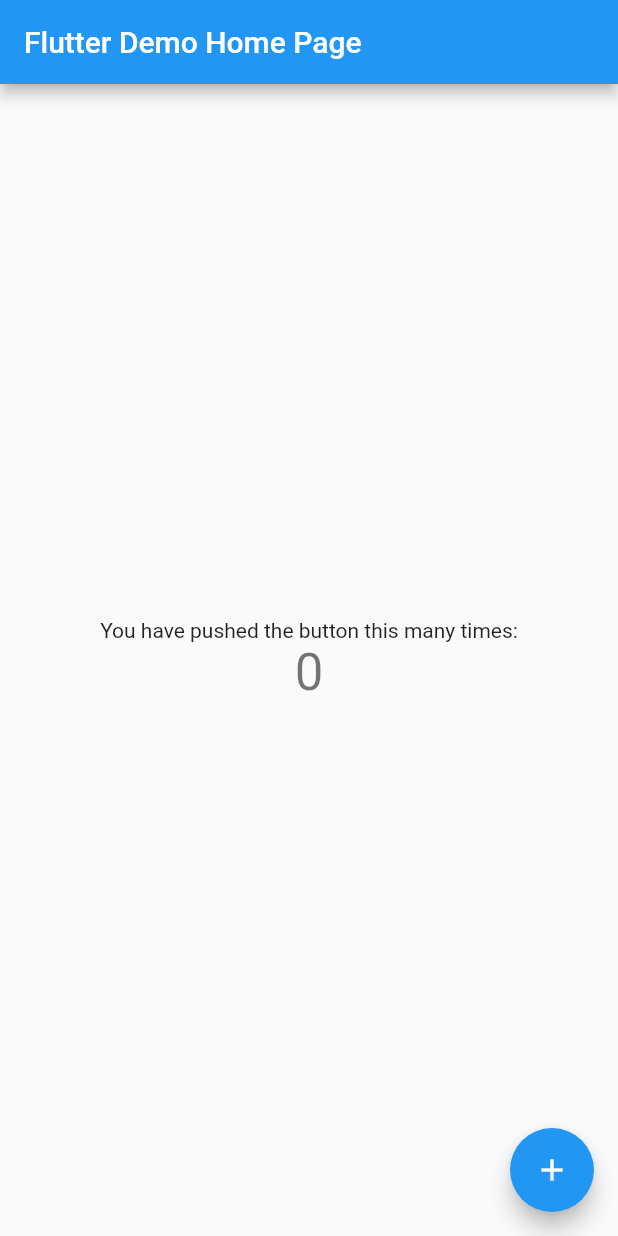
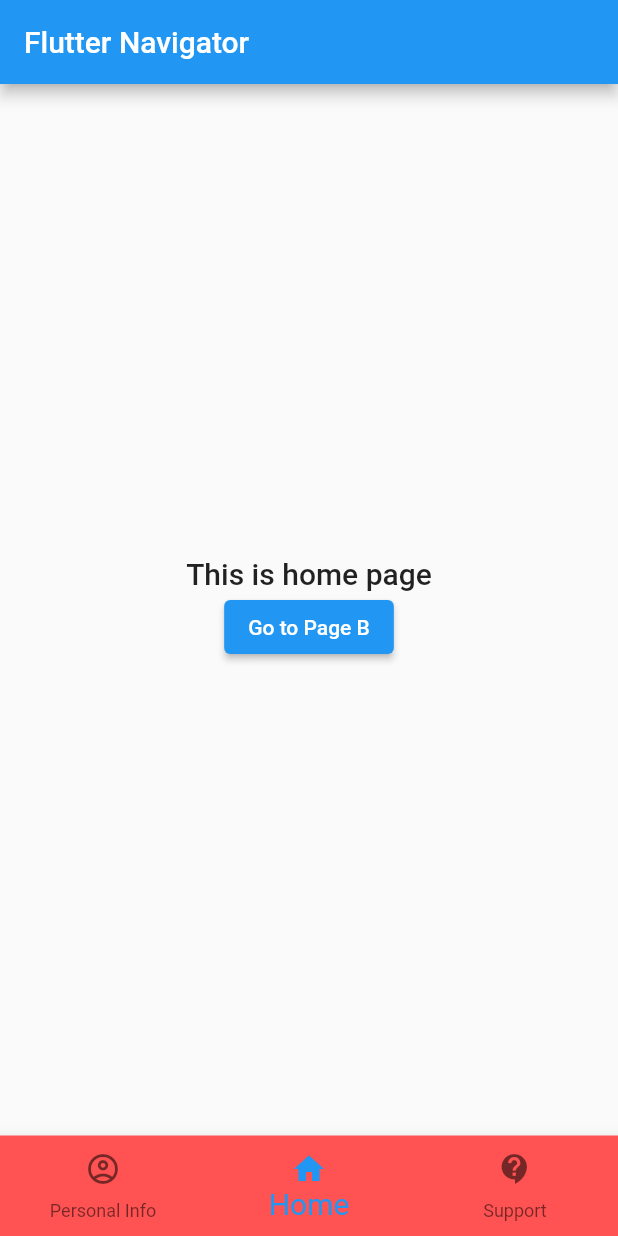
Before and after one commit to JmePaz/Flutter-Learn-Navigation, a Flutter app: the screen it shows after launch, on a phone screen of 412 x 824 dp. Run offline on Flutter 3.47's test engine with Material 2 defaults, Android fonts, the phone set to English and light mode, and no system bars.

Commit message:
Add navigation bar and other routes

```diff
--- /dev/null
+++ b/flutter_navigation_app/flutter_learn_navigation/lib/bottomNavBar.dart
@@ -0,0 +1,51 @@
+import 'package:flutter/cupertino.dart';
+import 'package:flutter/material.dart';
+
+class MyNavBar extends StatefulWidget {
+  const MyNavBar({super.key});
+
+  @override
+  State<MyNavBar> createState() => _MyNavBarState();
+}
+
+class _MyNavBarState extends State<MyNavBar> {
+  int _selectedIndex = 1;
+  void _onTapItem(int index) {
+    //set index
+    setState(() {
+      _selectedIndex = index;
+    });
+
+    //set router
+    String routeName = '/';
+    switch (_selectedIndex) {
+      case 0:
+        routeName = '/B';
+        break;
+      case 1:
+        routeName = '/';
+        break;
+      case 2:
+        routeName = '/C';
+        break;
+    }
+    Navigator.pushNamed(context, routeName);
+  }
+
+  @override
+  Widget build(BuildContext context) {
+    return BottomNavigationBar(
+        backgroundColor: Colors.redAccent,
+        selectedFontSize: 20,
+        items: const <BottomNavigationBarItem>[
+          BottomNavigationBarItem(
+              icon: Icon(Icons.account_circle_outlined),
+              label: 'Personal Info'),
+          BottomNavigationBarItem(icon: Icon(Icons.home), label: 'Home'),
+          BottomNavigationBarItem(
+              icon: Icon(Icons.contact_support), label: 'Support')
+        ],
+        currentIndex: _selectedIndex,
+        onTap: _onTapItem);
+  }
+}
--- a/flutter_navigation_app/flutter_learn_navigation/lib/main.dart
+++ b/flutter_navigation_app/flutter_learn_navigation/lib/main.dart
@@ -1,17 +1,23 @@
 import 'package:flutter/material.dart';
+import 'package:flutter_learn_navigation/pageB.dart';
+import 'package:flutter_learn_navigation/pageC.dart';
+import 'package:flutter_learn_navigation/pageD.dart';
+import 'package:flutter_learn_navigation/bottomNavBar.dart';
 
 void main() {
   runApp(const MyApp());
 }
 
 class MyApp extends StatelessWidget {
+  static const String title = 'Flutter Navigator';
+  static const Widget navBar = MyNavBar();
   const MyApp({super.key});
 
   // This widget is the root of your application.
   @override
   Widget build(BuildContext context) {
     return MaterialApp(
-      title: 'Flutter Demo',
+        title: MyApp.title,
         theme: ThemeData(
           // This is the theme of your application.
           //
@@ -24,8 +30,13 @@ class MyApp extends StatelessWidget {
           // is not restarted.
           primarySwatch: Colors.blue,
         ),
-      home: const MyHomePage(title: 'Flutter Demo Home Page'),
-    );
+        initialRoute: '/',
+        routes: {
+          '/': (context) => const MyHomePage(title: MyApp.title),
+          '/B': (context) => const PageB(),
+          '/C': (context) => const PageC(),
+          '/D': (context) => const PageD(),
+        });
   }
 }
 
@@ -48,17 +59,23 @@ class MyHomePage extends StatefulWidget {
 }
 
 class _MyHomePageState extends State<MyHomePage> {
-  int _counter = 0;
-
-  void _incrementCounter() {
-    setState(() {
-      // This call to setState tells the Flutter framework that something has
-      // changed in this State, which causes it to rerun the build method below
-      // so that the display can reflect the updated values. If we changed
-      // _counter without calling setState(), then the build method would not be
-      // called again, and so nothing would appear to happen.
-      _counter++;
-    });
+  Widget homePage() {
+    return Center(
+      // Center is a layout widget. It takes a single child and positions it
+      // in the middle of the parent.
+      child: Column(
+        mainAxisAlignment: MainAxisAlignment.center,
+        children: <Widget>[
+          Text(
+            "This is home page",
+            style: Theme.of(context).textTheme.titleLarge,
+          ),
+          ElevatedButton(
+              onPressed: () => Navigator.pushNamed(context, '/B'),
+              child: const Text("Go to Page B"))
+        ],
+      ),
+    );
   }
 
   @override
@@ -75,41 +92,19 @@ class _MyHomePageState extends State<MyHomePage> {
         // the App.build method, and use it to set our appbar title.
         title: Text(widget.title),
       ),
-      body: Center(
-        // Center is a layout widget. It takes a single child and positions it
-        // in the middle of the parent.
-        child: Column(
-          // Column is also a layout widget. It takes a list of children and
-          // arranges them vertically. By default, it sizes itself to fit its
-          // children horizontally, and tries to be as tall as its parent.
-          //
-          // Invoke "debug painting" (press "p" in the console, choose the
-          // "Toggle Debug Paint" action from the Flutter Inspector in Android
-          // Studio, or the "Toggle Debug Paint" command in Visual Studio Code)
-          // to see the wireframe for each widget.
-          //
-          // Column has various properties to control how it sizes itself and
-          // how it positions its children. Here we use mainAxisAlignment to
-          // center the children vertically; the main axis here is the vertical
-          // axis because Columns are vertical (the cross axis would be
-          // horizontal).
-          mainAxisAlignment: MainAxisAlignment.center,
-          children: <Widget>[
-            const Text(
-              'You have pushed the button this many times:',
+      body: Navigator(
+        onGenerateRoute: (settings) {
+          Widget page = homePage();
+          if (settings.name == '/B') {
+            page = const PageB();
+          } else if (settings.name == '/C') {
+            page = const PageC();
+          }
+
+          return MaterialPageRoute(builder: (_) => page);
+        },
       ),
-            Text(
-              '$_counter',
-              style: Theme.of(context).textTheme.headline4,
-            ),
-          ],
-        ),
-      ),
-      floatingActionButton: FloatingActionButton(
-        onPressed: _incrementCounter,
-        tooltip: 'Increment',
-        child: const Icon(Icons.add),
-      ), // This trailing comma makes auto-formatting nicer for build methods.
+      bottomNavigationBar: MyApp.navBar,
     );
   }
 }
```
Also changed, not shown: flutter_navigation_app/flutter_learn_navigation/lib/pageB.dart (added, +37 -0 lines), flutter_navigation_app/flutter_learn_navigation/lib/pageC.dart (added, +37 -0 lines), flutter_navigation_app/flutter_learn_navigation/lib/pageD.dart (added, +33 -0 lines). Lines whose indentation alone changed are shown as unchanged.
